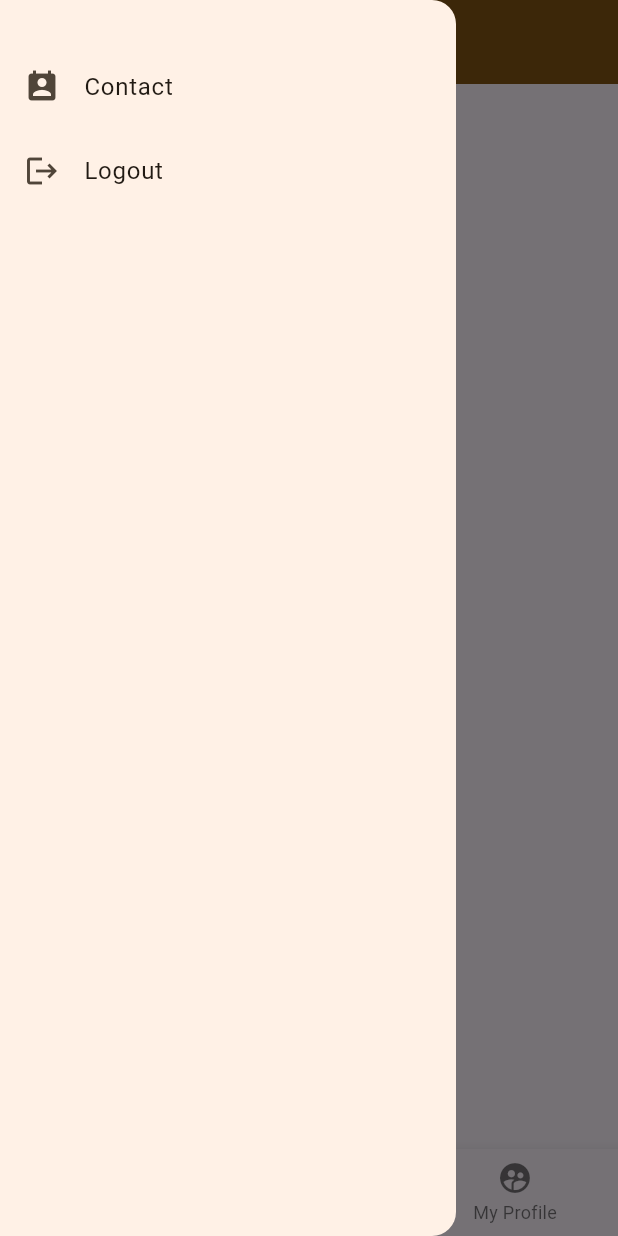
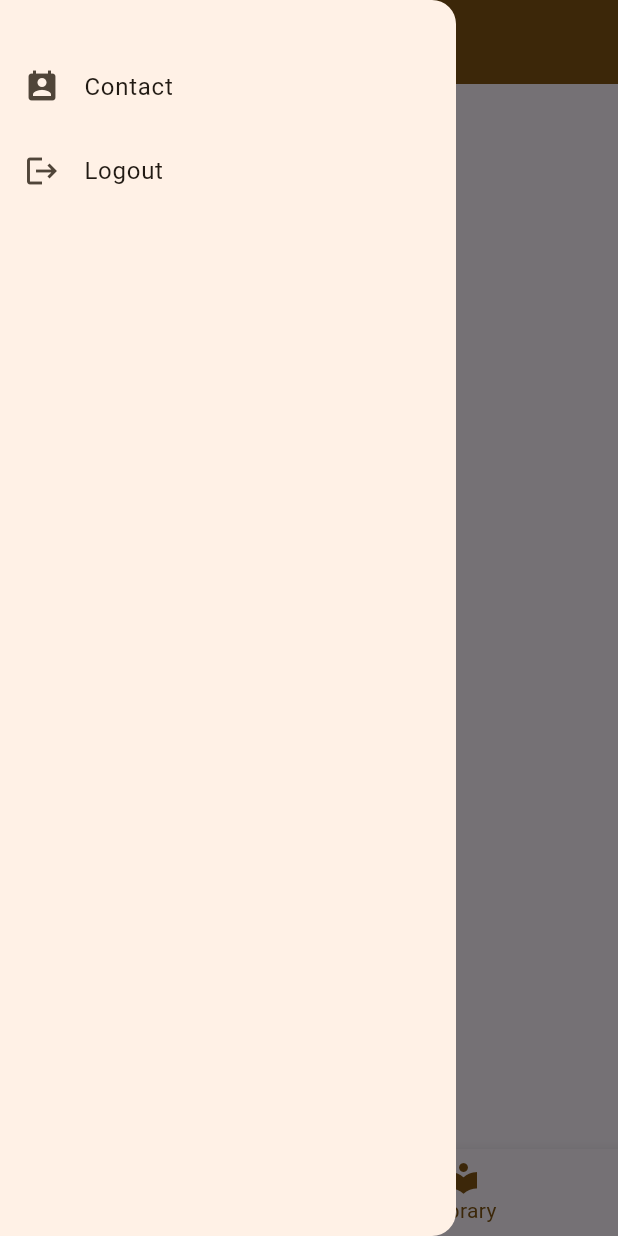
Before and after one commit to Krish-Choudhary/Bochord-Smart-Library, a Flutter app: the screen it shows once a user with an empty profile is signed in, item 2 of the bottom bar chosen, with the side drawer open, on a phone screen of 412 x 824 dp. Run offline on Flutter 3.47's test engine with Material 3 defaults, Android fonts, the light colour scheme and no system bars; our stand-ins replace dio, firebase_auth, firebase_core, google_fonts, open_file; accounts and stored records are empty; network calls fail.

Commit message:
removing MyProfile

```diff
--- a/lib/screens/library_home.dart
+++ b/lib/screens/library_home.dart
@@ -78,10 +78,10 @@ class _LibraryHomeState extends State<LibraryHome> {
             icon: Icon(Icons.local_library_sharp),
             label: 'Library',
           ),
-          BottomNavigationBarItem(
-            icon: Icon(Icons.supervised_user_circle),
-            label: 'My Profile',
-          ),
+          // BottomNavigationBarItem(
+          //   icon: Icon(Icons.supervised_user_circle),
+          //   label: 'My Profile',
+          // ),
         ],
       ),
     );
```
